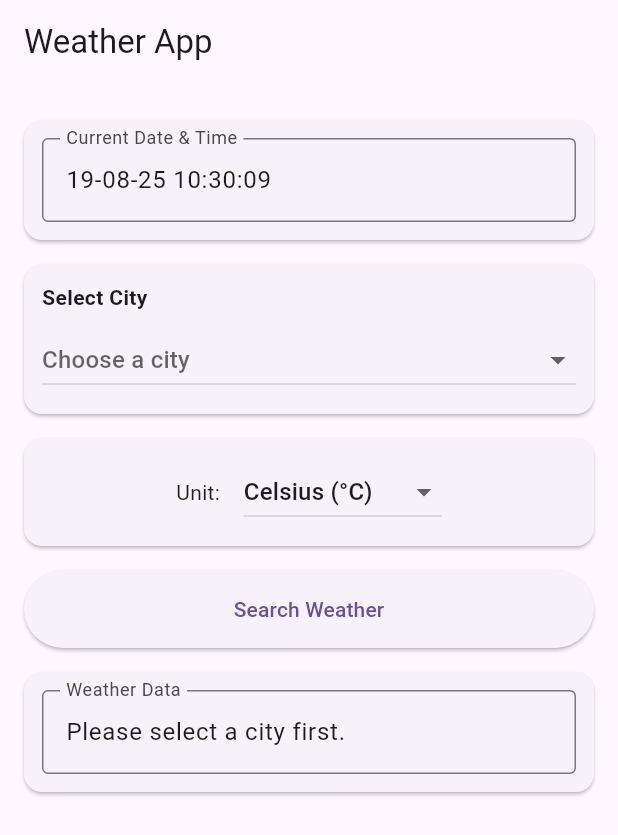
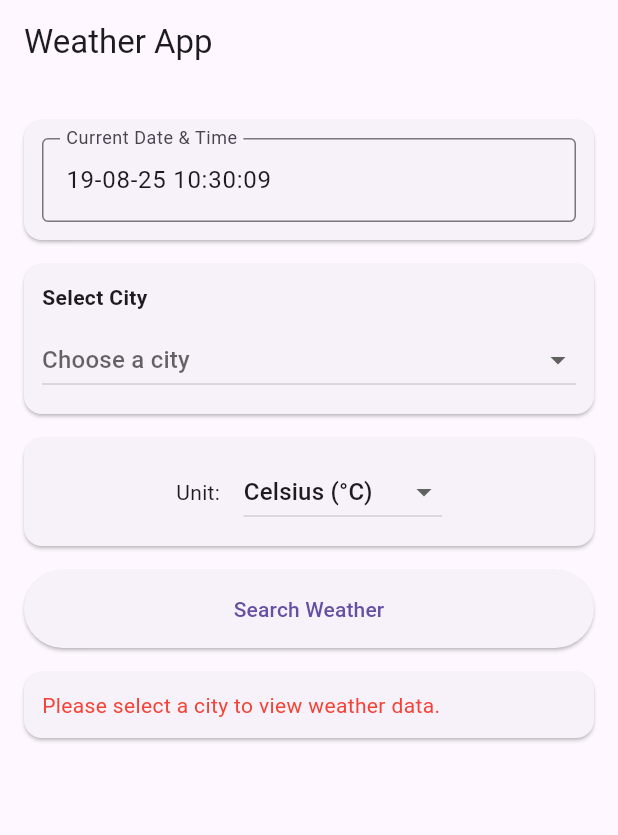
Before and after one commit to ppedro20/weather_app, a Flutter app: the screen it shows after launch, after a tap on "Search Weather", on a phone screen of 412 x 824 dp. Shown: the top 835 px of the screen. Run offline on Flutter 3.47's test engine with Material 3 defaults, Android fonts, the phone set to English and light mode, and no system bars; our stand-ins replace logger.

Commit message:
feat: icons + readme

```diff
--- a/lib/main.dart
+++ b/lib/main.dart
@@ -1,24 +1,7 @@
 import 'package:flutter/material.dart';
 import 'dart:async';
-import 'dart:convert';
-import 'package:http/http.dart' as http;
-import 'package:logger/logger.dart';
 import 'date.dart';
-
-final logger = Logger();
-String? _selectedCity;
-
-// Mapping of city names to OpenWeatherMap city IDs
-const Map<String, int> cityID = {
-  'Lisboa': 2267056,
-  'Leiria': 2267094,
-  'Coimbra': 2740636,
-  'Porto': 2735941,
-  'Faro': 2268337,
-};
-
-// Read API key from compile-time environment variable
-const apiKey = String.fromEnvironment('WEATHER_API_KEY');
+import 'weather.dart'; // importa WeatherInfo e fetchWeatherData
 
 void main() => runApp(const MyApp());
 
@@ -42,18 +25,14 @@ class DateTimeDisplay extends StatefulWidget {
 }
 
 class DateTimeDisplayState extends State<DateTimeDisplay> {
+  late Timer _timer;
   String _dateTimeString = '';
-  String _weatherData = '';
-  late Timer _timer;
+  WeatherInfo? _weather;
   bool _isLoading = false;
-
-  // Temperature unit: "metric" = Celsius, "imperial" = Fahrenheit
-  String _tempUnit = "metric"; // Default to Celsius
 
   @override
   void initState() {
     super.initState();
-    // Initialize current date/time display and start timer
     _dateTimeString = DateHelper.getCurrentDateTime();
     _timer = DateHelper.startTimer((newTime) {
       setState(() => _dateTimeString = newTime);
@@ -62,51 +41,22 @@ class DateTimeDisplayState extends State<DateTimeDisplay> {
 
   @override
   void dispose() {
-    _timer.cancel(); // Stop timer when widget is destroyed
+    _timer.cancel();
     super.dispose();
   }
 
-  // Fetch weather data for the selected city from OpenWeatherMap API
-  Future<void> fetchWeatherData() async {
-    if (_selectedCity == null) {
-      setState(() => _weatherData = "Please select a city first.");
-      return;
-    }
+  Future<void> _handleFetchWeather() async {
+    setState(() {
+      _isLoading = true;
+      _weather = null;
+    });
+
+    final result = await fetchWeatherData();
 
     setState(() {
-      _isLoading = true;
-      _weatherData = '';
+      _weather = result;
+      _isLoading = false;
     });
-
-    final cityId = cityID[_selectedCity];
-    final url =
-        "https://api.openweathermap.org/data/2.5/forecast?id=$cityId&APPID=$apiKey&units=$_tempUnit";
-
-    try {
-      final response = await http.get(Uri.parse(url));
-
-      if (response.statusCode == 200) {
-        final data = jsonDecode(response.body);
-        final cityName = data['city']['name'];
-        final temp = data['list'][0]['main']['temp'];
-        final description = data['list'][0]['weather'][0]['description'];
-
-        final unitSymbol = _tempUnit == "metric" ? "°C" : "°F";
-
-        setState(() {
-          _weatherData =
-              "City: $cityName\nTemperature: $temp$unitSymbol\nCondition: $description";
-        });
-      } else {
-        setState(() {
-          _weatherData = "Error fetching weather: ${response.statusCode}";
-        });
-      }
-    } catch (e) {
-      setState(() => _weatherData = "Exception fetching weather: $e");
-    } finally {
-      setState(() => _isLoading = false);
-    }
   }
 
   @override
@@ -118,7 +68,6 @@ class DateTimeDisplayState extends State<DateTimeDisplay> {
         child: Column(
           crossAxisAlignment: CrossAxisAlignment.stretch,
           children: [
-            // Display current date & time inside a card
             _buildCard(
               _buildReadOnlyField("Current Date & Time", _dateTimeString),
             ),
@@ -135,7 +84,7 @@ class DateTimeDisplayState extends State<DateTimeDisplay> {
                   const SizedBox(height: 8),
                   DropdownButton<String>(
                     hint: const Text("Choose a city"),
-                    value: _selectedCity,
+                    value: selectedCity,
                     isExpanded: true,
                     items: cityID.keys
                         .map(
@@ -144,7 +93,7 @@ class DateTimeDisplayState extends State<DateTimeDisplay> {
                         )
                         .toList(),
                     onChanged: (newCity) {
-                      setState(() => _selectedCity = newCity);
+                      setState(() => selectedCity = newCity);
                       logger.i(
                         "Selected city: $newCity, ID: ${cityID[newCity]}",
                       );
@@ -162,7 +111,7 @@ class DateTimeDisplayState extends State<DateTimeDisplay> {
                   const Text("Unit: "),
                   const SizedBox(width: 12),
                   DropdownButton<String>(
-                    value: _tempUnit,
+                    value: tempUnit,
                     items: const [
                       DropdownMenuItem(
                         value: "metric",
@@ -174,8 +123,8 @@ class DateTimeDisplayState extends State<DateTimeDisplay> {
                       ),
                     ],
                     onChanged: (value) {
-                      setState(() => _tempUnit = value!);
-                      if (_selectedCity != null) fetchWeatherData();
+                      setState(() => tempUnit = value!);
+                      if (selectedCity != null) _handleFetchWeather();
                     },
                   ),
                 ],
@@ -186,7 +135,7 @@ class DateTimeDisplayState extends State<DateTimeDisplay> {
             Padding(
               padding: const EdgeInsets.symmetric(vertical: 8),
               child: ElevatedButton(
-                onPressed: _isLoading ? null : fetchWeatherData,
+                onPressed: _isLoading ? null : _handleFetchWeather,
                 style: ElevatedButton.styleFrom(
                   padding: const EdgeInsets.symmetric(vertical: 16),
                 ),
@@ -199,16 +148,45 @@ class DateTimeDisplayState extends State<DateTimeDisplay> {
               ),
             ),
 
-            // Display weather data if available
-            if (_weatherData.isNotEmpty)
-              _buildCard(_buildReadOnlyField("Weather Data", _weatherData)),
+            // Display weather data with icon
+            if (_weather != null)
+              _buildCard(
+                Column(
+                  crossAxisAlignment: CrossAxisAlignment.start,
+                  children: [
+                    Text(
+                      "City: ${_weather!.cityName}",
+                      style: const TextStyle(fontSize: 16),
+                    ),
+                    Text(
+                      "Temperature: ${_weather!.temperature}${tempUnit == "metric" ? "°C" : "°F"}",
+                    ),
+                    Text("Condition: ${_weather!.description}"),
+                    const SizedBox(height: 8),
+                    Center(
+                      child: Image.network(
+                        _weather!.iconUrl,
+                        width: 80,
+                        height: 80,
+                      ),
+                    ),
+                  ],
+                ),
+              ),
+
+            if (_weather == null && selectedCity == null && !_isLoading)
+              _buildCard(
+                const Text(
+                  "Please select a city to view weather data.",
+                  style: TextStyle(color: Colors.red),
+                ),
+              ),
           ],
         ),
       ),
     );
   }
 
-  // Helper method to build a read-only text field
   Widget _buildReadOnlyField(String label, String value) {
     return TextField(
       readOnly: true,
@@ -221,7 +199,6 @@ class DateTimeDisplayState extends State<DateTimeDisplay> {
     );
   }
 
-  // Helper method to wrap widgets inside a Card with padding
   Widget _buildCard(Widget child) {
     return Card(
       margin: const EdgeInsets.symmetric(vertical: 8),
--- /dev/null
+++ b/lib/weather.dart
@@ -0,0 +1,76 @@
+import 'dart:convert';
+import 'package:http/http.dart' as http;
+import 'package:logger/logger.dart';
+
+final logger = Logger();
+
+// Mapping of city names to OpenWeatherMap city IDs
+const Map<String, int> cityID = {
+  'Lisboa': 2267056,
+  'Leiria': 2267094,
+  'Coimbra': 2740636,
+  'Porto': 2735941,
+  'Faro': 2268337,
+};
+
+// Read API key
+const apiKey = String.fromEnvironment('WEATHER_API_KEY');
+
+// Temperature unit: "metric" = Celsius, "imperial" = Fahrenheit
+String tempUnit = "metric"; // default to Celsius
+String lang = "pt"; // portuguese
+
+// Selected city
+String? selectedCity;
+
+/// Model to hold weather info
+class WeatherInfo {
+  final String cityName;
+  final double temperature;
+  final String description;
+  final String iconUrl;
+
+  WeatherInfo({
+    required this.cityName,
+    required this.temperature,
+    required this.description,
+    required this.iconUrl,
+  });
+}
+
+/// Fetch weather data for the selected city
+Future<WeatherInfo?> fetchWeatherData() async {
+  if (selectedCity == null) {
+    return null;
+  }
+
+  final cityId = cityID[selectedCity];
+  final url =
+      "https://api.openweathermap.org/data/2.5/forecast?id=$cityId&APPID=$apiKey&units=$tempUnit&lang=$lang";
+
+  try {
+    final response = await http.get(Uri.parse(url));
+
+    if (response.statusCode == 200) {
+      final data = jsonDecode(response.body);
+      final cityName = data['city']['name'];
+      final temp = (data['list'][0]['main']['temp']).toDouble();
+      final description = data['list'][0]['weather'][0]['description'];
+      final iconCode = data['list'][0]['weather'][0]['icon'];
+      final iconUrl = "http://openweathermap.org/img/wn/$iconCode@2x.png";
+
+      return WeatherInfo(
+        cityName: cityName,
+        temperature: temp,
+        description: description,
+        iconUrl: iconUrl,
+      );
+    } else {
+      logger.e("Error fetching weather: ${response.statusCode}");
+      return null;
+    }
+  } catch (e) {
+    logger.e("Exception fetching weather: $e");
+    return null;
+  }
+}
```
Also changed, not shown: imgs/weatherapp-city.png (added), imgs/weatherapp-main.png (added), 1 other file.
